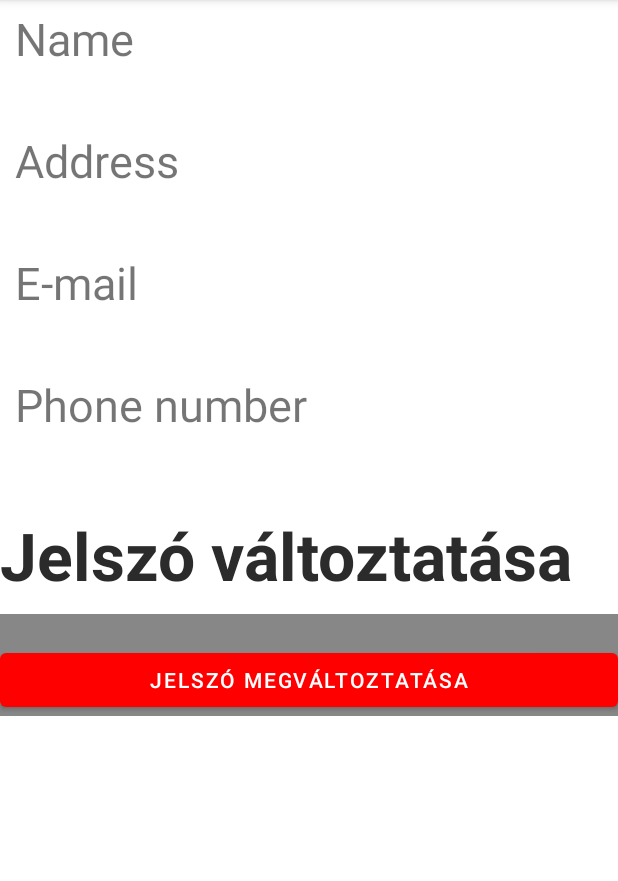
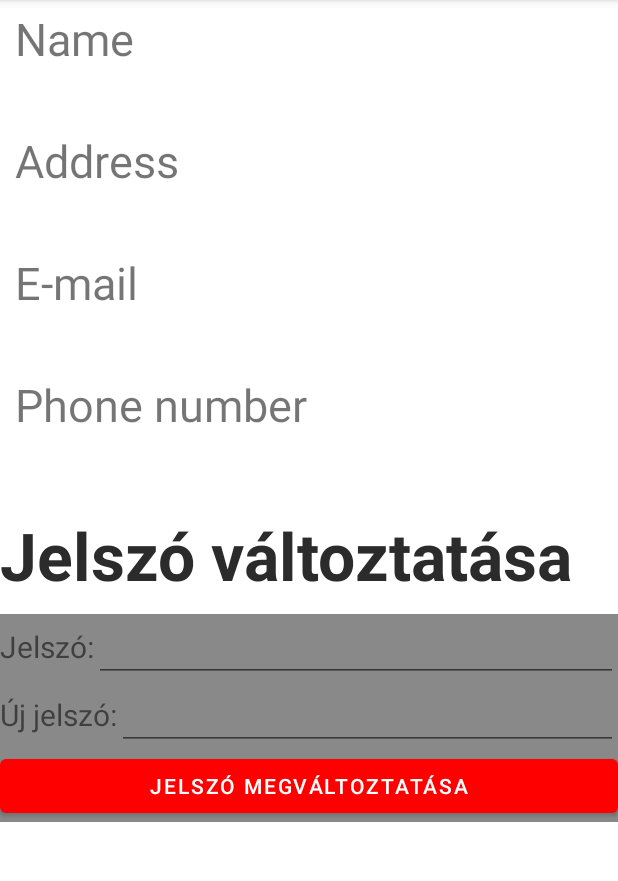
Before and after one commit to PHorvath1/AFP2021, an Android app: the fragment MyProfileFragment placed in its activity, on a phone screen of 412 x 824 dp, the part 84-965 px from its top. Run offline under Robolectric (Android 15) with nearby library versions, the phone set to English and light mode, and no system bars; 1 statement that could not run was skipped.

Commit message:
Added Password change texts to MyProfile UI

```diff
--- a/Android/app/src/main/res/layout/fragment_myprofile.xml
+++ b/Android/app/src/main/res/layout/fragment_myprofile.xml
@@ -111,17 +111,65 @@
         android:layout_width="match_parent"
         android:layout_height="wrap_content"
         android:layout_below="@id/tv_password_change_header"
-        android:background="#ff878787"
-        android:orientation="horizontal"
-        android:paddingTop="20dp">
+        android:layout_weight="1"
+        android:background="#898989"
+        android:orientation="vertical">
+
+        <LinearLayout
+            android:layout_width="match_parent"
+            android:layout_height="match_parent"
+            android:layout_weight="1"
+            android:orientation="horizontal">
+
+            <TextView
+                android:id="@+id/tv_current_password"
+                android:layout_width="wrap_content"
+                android:layout_height="wrap_content"
+                android:layout_weight="0"
+                android:text="Jelszó:"
+                android:textSize="20dp" />
+
+            <EditText
+                android:id="@+id/input_current_password"
+                android:layout_width="match_parent"
+                android:layout_height="wrap_content"
+                android:layout_weight="0"
+                android:ems="10"
+                android:inputType="textPassword" />
+
+        </LinearLayout>
+
+        <LinearLayout
+            android:layout_width="match_parent"
+            android:layout_height="wrap_content"
+            android:layout_weight="1"
+            android:orientation="horizontal">
+
+            <TextView
+                android:id="@+id/tv_new_password"
+                android:layout_width="wrap_content"
+                android:layout_height="wrap_content"
+                android:layout_weight="0"
+                android:text="Új jelszó:"
+                android:textSize="20dp" />
+
+            <EditText
+                android:id="@+id/input_new_password"
+                android:layout_width="match_parent"
+                android:layout_height="wrap_content"
+                android:layout_weight="1"
+                android:ems="10"
+                android:inputType="textPassword" />
+        </LinearLayout>
 
         <Button
-            android:id="@+id/button"
+            android:id="@+id/btn_change_password"
             android:layout_width="match_parent"
             android:layout_height="wrap_content"
             android:layout_weight="1"
             android:text="Jelszó megváltoztatása"
             app:backgroundTint="#FF0000" />
+
     </LinearLayout>
 
 </RelativeLayout>
```
